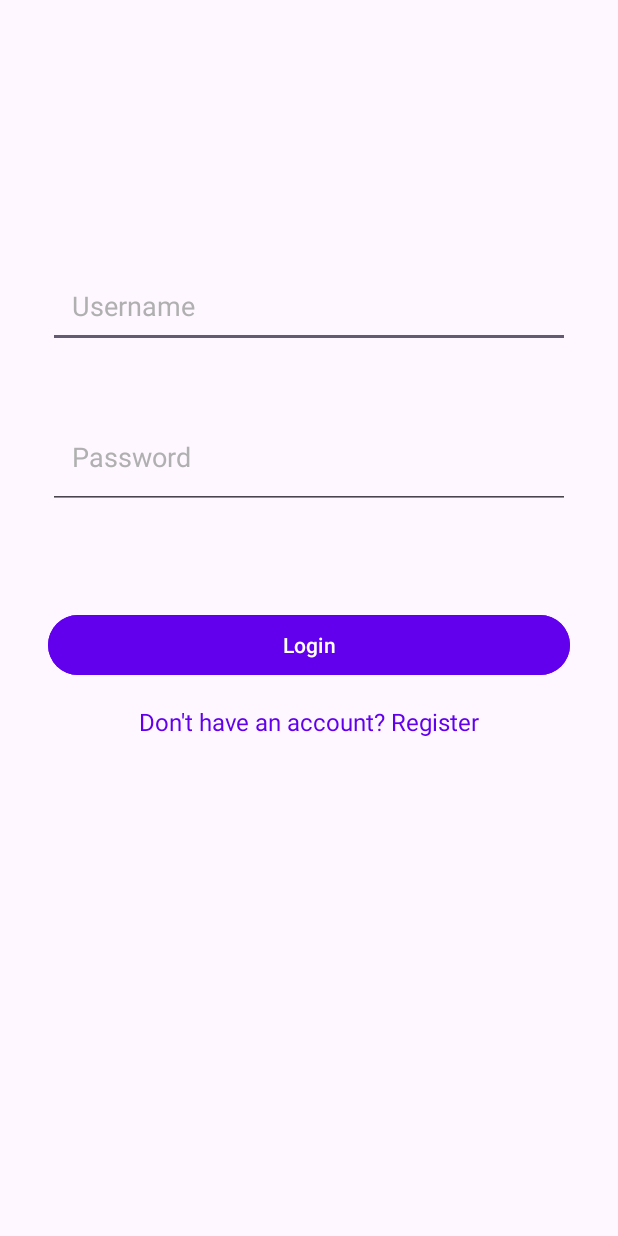
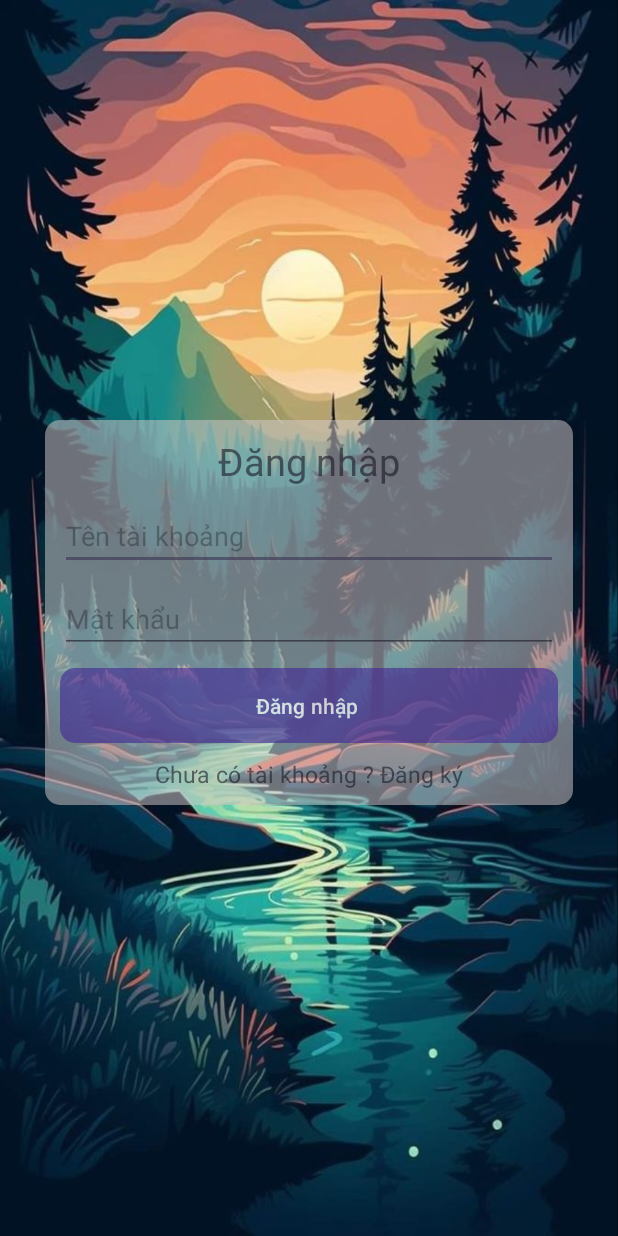
Before and after one commit to Contsummer/Mobile, an Android app: the layout activity_login.xml on its own in the app's theme, with its tools: preview values and no code run, on a phone screen of 412 x 824 dp. Run offline under Robolectric (Android 15) with nearby library versions, the phone set to English and light mode, and no system bars.

Commit message:
comit 8h00 bao cao

```diff
--- a/app/build.gradle.kts
+++ b/app/build.gradle.kts
@@ -4,12 +4,12 @@ plugins {
 
 android {
     namespace = "com.example.doanmobile"
-    compileSdk = 30
+    compileSdk = 34
 
     defaultConfig {
         applicationId = "com.example.doanmobile"
         minSdk = 28
-        targetSdk = 30
+        targetSdk = 34
         versionCode = 1
         versionName = "1.0"
 
--- a/app/src/main/AndroidManifest.xml
+++ b/app/src/main/AndroidManifest.xml
@@ -25,19 +25,18 @@
 
             <activity
                 android:name=".LoginActivity"
-                android:exported="false">
-
-            </activity>
-            <activity
-                android:name=".MainActivity"
                 android:exported="true">
-
                 <intent-filter>
                     <action android:name="android.intent.action.MAIN" />
                     <category android:name="android.intent.category.LAUNCHER" />
                 </intent-filter>
             </activity>
             <activity
+                android:name=".MainActivity"
+                android:exported="false">
+
+            </activity>
+            <activity
                 android:name=".RegisterActivity"
                 android:exported="false" />
         </application>
--- a/app/src/main/java/com/example/doanmobile/MainActivity.java
+++ b/app/src/main/java/com/example/doanmobile/MainActivity.java
@@ -58,7 +58,7 @@ public class MainActivity extends AppCompatActivity {
         Calendar calendar = Calendar.getInstance();
         int dayOfWeek = calendar.get(Calendar.DAY_OF_WEEK);
 
-    if (dayOfWeek == Calendar.MONDAY) {
+    if (dayOfWeek != Calendar.MONDAY) {
 
             calendar.add(Calendar.WEEK_OF_YEAR, -5);
             long starttime =  calendar.getTimeInMillis();
--- a/app/src/main/java/com/example/doanmobile/RegisterActivity.java
+++ b/app/src/main/java/com/example/doanmobile/RegisterActivity.java
@@ -65,12 +65,14 @@ public class RegisterActivity extends AppCompatActivity {
             if(response.body() !=null){
                 LoginRespon loginResponse = response.body();
                 if(!loginResponse.getStatus().equals("success")) {
-                    Toast.makeText(RegisterActivity.this, "Lỗi đăng ký , email hoặc user name đã tồn tại  ", Toast.LENGTH_SHORT).show();
+                    Toast.makeText(RegisterActivity.this, "Lỗi đăng ký , email hoặc user name đã tồn tại  ", Toast.LENGTH_LONG).show();
                     return;
                 } ;
-                Toast.makeText(RegisterActivity.this, "Registration successful!", Toast.LENGTH_SHORT).show();
+                Toast.makeText(RegisterActivity.this, "đăng ký thành công  successful!", Toast.LENGTH_LONG).show();
                 navigateToHomeActivity();
             }
+                Toast.makeText(RegisterActivity.this, "đăng ký thành công  successful!", Toast.LENGTH_LONG).show();
+
             }
 
             @Override
--- a/app/src/main/java/com/example/doanmobile/RetrofitClient.java
+++ b/app/src/main/java/com/example/doanmobile/RetrofitClient.java
@@ -20,7 +20,7 @@ import javax.net.ssl.X509TrustManager;
 import okhttp3.logging.HttpLoggingInterceptor; // Đảm bảo import đúng gói
 
 public class RetrofitClient {
-    private static final String BASE_URL = "https:/192.168.238.87:5000";
+    private static final String BASE_URL = "https:/192.168.1.9:5000";
     private static Retrofit retrofit = null;
 
     private static OkHttpClient getUnsafeOkHttpClient() {
--- /dev/null
+++ b/app/src/main/res/drawable/buttonlogin.xml
@@ -0,0 +1,8 @@
+<shape xmlns:android="http://schemas.android.com/apk/res/android">
+    <solid android:color="#c9bebe" /> <!-- Màu nền -->
+    <corners android:radius="10dp" />    <!-- Góc vuông -->
+    <size
+        android:width="100dp"
+        android:height="50dp" />       <!-- Kích thước hình vuông -->
+
+</shape>
--- /dev/null
+++ b/app/src/main/res/drawable/rounded_cornerblur.xml
@@ -0,0 +1,9 @@
+<?xml version="1.0" encoding="utf-8"?>
+<shape xmlns:android="http://schemas.android.com/apk/res/android">
+    <solid android:color="#A3D7CDCD" />
+    <corners android:radius="10dp" />
+    <padding android:bottom="10dp"> </padding>
+    <padding android:left="10dp"> </padding>
+    <padding android:right="10dp"> </padding>
+    <padding android:top="10dp"> </padding>
+</shape>
--- a/app/src/main/res/layout/activity_login.xml
+++ b/app/src/main/res/layout/activity_login.xml
@@ -4,77 +4,92 @@
     xmlns:tools="http://schemas.android.com/tools"
     android:layout_width="match_parent"
     android:layout_height="match_parent"
-    tools:context=".LoginActivity">
+    android:background="@drawable/login1"
+    android:orientation="vertical"
+    tools:context=".LoginActivity"
+    android:padding="30dp"
 
 
-    <!-- Password Field -->
-    <EditText
-        android:id="@+id/edtUsername"
-        android:layout_width="0dp"
+    >
+
+    <LinearLayout
+        android:layout_width="match_parent"
         android:layout_height="wrap_content"
-        android:layout_marginStart="32dp"
-        android:layout_marginTop="100dp"
-        android:layout_marginEnd="32dp"
-        android:hint="Username"
-        android:padding="16dp"
-        android:textColor="#000"
-        android:textColorHint="#B0B0B0"
+        android:layout_marginTop="250dp"
+
+
+        android:layout_marginBottom="404dp"
+        android:alpha="0.8"
+        android:background="@drawable/rounded_cornerblur"
+        android:orientation="vertical"
         app:layout_constraintBottom_toBottomOf="parent"
         app:layout_constraintEnd_toEndOf="parent"
         app:layout_constraintHorizontal_bias="0.0"
         app:layout_constraintStart_toStartOf="parent"
         app:layout_constraintTop_toTopOf="parent"
-        app:layout_constraintVertical_bias="0.113" />
+        app:layout_constraintVertical_bias="0.0"
+        android:padding="10dp"
+        >
 
-    <!-- Login Button -->
+        <TextView
+            android:id="@+id/textView4"
+            android:layout_width="match_parent"
+            android:layout_height="wrap_content"
+            android:text="Đăng nhập"
+            android:textSize="25dp"
+            android:textAlignment="center"
+
+
+
+            />
+
+        <EditText
+            android:id="@+id/edtUsername"
+            android:layout_width="match_parent"
+            android:layout_height="wrap_content"
+            android:ems="10"
+            android:inputType="text"
+            android:text=""
+            android:layout_marginTop="10dp"
+            android:hint="Tên tài khoảng"
+
+            />
+
         <EditText
             android:id="@+id/edtPassword"
-        android:layout_width="0dp"
-        android:layout_height="70dp"
-        android:layout_marginStart="32dp"
-        android:layout_marginTop="32dp"
-        android:layout_marginEnd="32dp"
-        android:hint="Password"
-        android:padding="16dp"
-        android:textColor="#000"
-        android:textColorHint="#B0B0B0"
-        app:layout_constraintBottom_toBottomOf="parent"
-        app:layout_constraintEnd_toEndOf="parent"
-        app:layout_constraintHorizontal_bias="0.0"
-        app:layout_constraintStart_toStartOf="parent"
-        app:layout_constraintTop_toBottomOf="@id/edtUsername"
-        app:layout_constraintVertical_bias="0.011" />
+            android:layout_width="match_parent"
+            android:layout_height="wrap_content"
+            android:ems="10"
+            android:inputType="textPassword"
+            android:text=""
+            android:layout_marginTop="10dp"
+            android:hint="Mật khẩu"
 
-    <!-- Register Link -->
+
+            />
+
         <Button
             android:id="@+id/btnLogin"
-        android:layout_width="0dp"
+            android:layout_width="match_parent"
             android:layout_height="wrap_content"
-        android:layout_marginStart="32dp"
-        android:layout_marginTop="32dp"
-        android:layout_marginEnd="32dp"
-        android:backgroundTint="#6200EE"
-        android:text="Login"
-        android:textColor="#fff"
-        app:layout_constraintBottom_toBottomOf="parent"
-        app:layout_constraintEnd_toEndOf="parent"
-        app:layout_constraintHorizontal_bias="0.0"
-        app:layout_constraintStart_toStartOf="parent"
-        app:layout_constraintTop_toBottomOf="@id/edtPassword"
-        app:layout_constraintVertical_bias="0.086" />
+            android:background="@drawable/buttonlogin"
+            android:text="Đăng nhập "
+            android:layout_marginTop="10dp"
+
+            />
 
         <TextView
             android:id="@+id/tvRegister"
-        android:layout_width="wrap_content"
+            android:layout_width="match_parent"
             android:layout_height="wrap_content"
-        android:text="Don't have an account? Register"
-        android:textColor="#6200EE"
-        android:textSize="16sp"
-        app:layout_constraintTop_toBottomOf="@id/btnLogin"
-        app:layout_constraintEnd_toEndOf="parent"
-        app:layout_constraintStart_toStartOf="parent"
-        android:layout_marginTop="16dp"
-        android:layout_marginStart="32dp"
-        android:layout_marginEnd="32dp"/>
+            android:text="Chưa có tài khoảng ? Đăng ký"
+            android:textAlignment="center"
+            android:textSize="15dp"
+
+            android:layout_marginTop="10dp"
+
+
+            />
+    </LinearLayout>
 
 </androidx.constraintlayout.widget.ConstraintLayout>
--- a/app/src/main/res/menu/bottom_nav_menu.xml
+++ b/app/src/main/res/menu/bottom_nav_menu.xml
@@ -3,6 +3,6 @@
 
     <item android:title="Home" android:id="@+id/home"
         android:icon="@drawable/baseline_add_home_24"/>
-    <item android:title="Profile"  android:id="@+id/profile" android:icon="@drawable/profile_24"/>
-    <item android:title="Setting"  android:id="@+id/setting" android:icon="@drawable/baseline_app_settings_alt_24" />
+    <item android:title="Danh sách ứng dụng"  android:id="@+id/profile" android:icon="@drawable/profile_24"/>
+    <item android:title="Thông tin điện thoại "  android:id="@+id/setting" android:icon="@drawable/baseline_app_settings_alt_24" />
 </menu>
```
Also changed, not shown: app/src/main/res/drawable/backgoundlogin.jpg (added), app/src/main/res/drawable/login1.jpg (added). Lines whose indentation alone changed are shown as unchanged.
